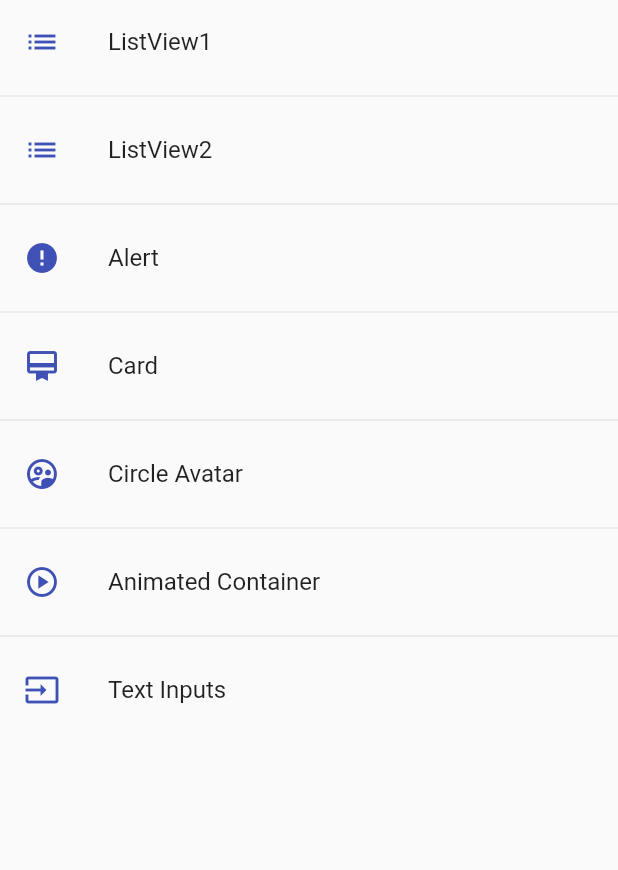
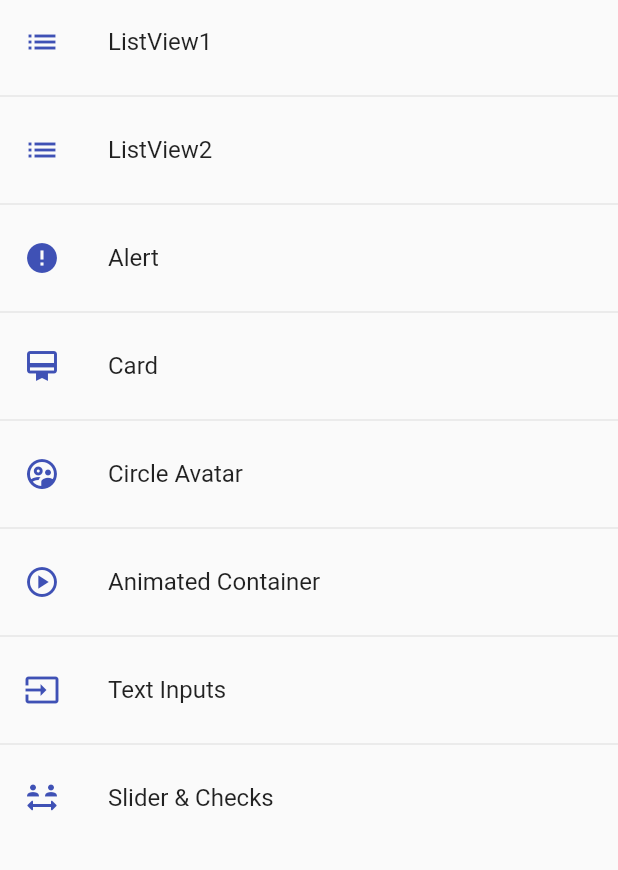
Before and after one commit to mgoldp/Componentes-Flutter, a Flutter app: the screen it shows after launch, on a phone screen of 412 x 824 dp, the part 84-954 px from its top. Run offline on Flutter 3.47's test engine with Material 2 defaults, Android fonts, the phone set to English and light mode, and no system bars.

Commit message:
Widget - Slider

```diff
--- a/lib/router/app_routes.dart
+++ b/lib/router/app_routes.dart
@@ -46,6 +46,11 @@ class AppRoutes {
         name: 'Text Inputs',
         screen: const InputScreen(),
         icon: Icons.input),
+    MenuOption(
+        route: 'Slider',
+        name: 'Slider & Checks',
+        screen: const SliderScreen(),
+        icon: Icons.social_distance_rounded),
   ];
 
   static Map<String, Widget Function(BuildContext)> getAppRoutes() {
--- a/lib/screens/screens.dart
+++ b/lib/screens/screens.dart
@@ -6,3 +6,4 @@ export 'package:fl_components/screens/home_screen.dart';
 export 'package:fl_components/screens/avatar_screen.dart';
 export 'package:fl_components/screens/animated_screen.dart';
 export 'package:fl_components/screens/input_screens.dart';
+export 'package:fl_components/screens/slider_screen.dart';
```
Also changed, not shown: lib/screens/slider_screen.dart (added, +46 -0 lines).
